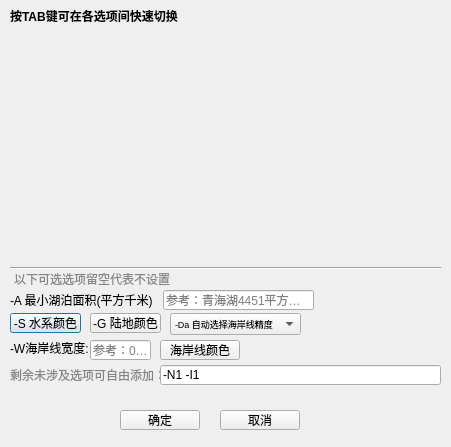
First picture: the form in src/gmt_pscoast.ui, repository CovMat/GMT-mini-GUI, before the edit.
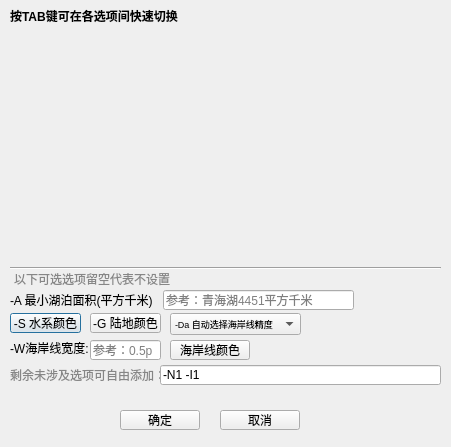
Second picture: the form after the edit.

Diff of the .ui file:
```diff
--- a/src/gmt_pscoast.ui
+++ b/src/gmt_pscoast.ui
@@ -88,7 +88,7 @@
     <rect>
      <x>163</x>
      <y>290</y>
-     <width>151</width>
+     <width>191</width>
      <height>20</height>
     </rect>
    </property>
@@ -209,7 +209,7 @@
     <rect>
      <x>90</x>
      <y>340</y>
-     <width>61</width>
+     <width>71</width>
      <height>20</height>
     </rect>
    </property>
@@ -220,7 +220,7 @@
   <widget class="QPushButton" name="W_pen_color">
    <property name="geometry">
     <rect>
-     <x>160</x>
+     <x>170</x>
      <y>340</y>
      <width>80</width>
      <height>20</height>
```
